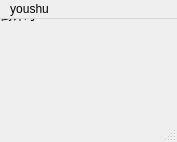
youshu3008/ForLearnC-, file QTtest/src/test001.ui: the form before one commit.
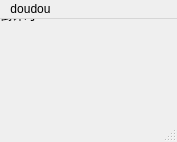
The form after the commit.

```diff
--- a/QTtest/src/test001.ui
+++ b/QTtest/src/test001.ui
@@ -45,7 +45,7 @@
    </property>
    <widget class="QMenu" name="menu">
     <property name="title">
-     <string>youshu</string>
+     <string>doudou</string>
     </property>
    </widget>
    <addaction name="menu"/>
```
